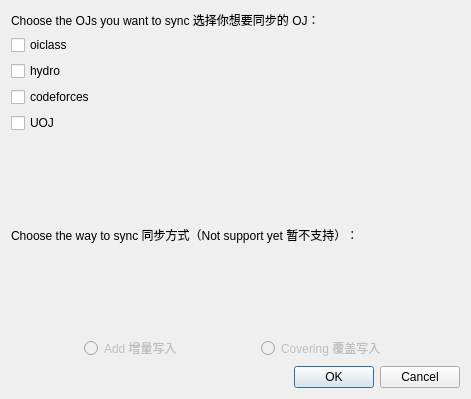
Above: ui/qtui/choose_oj_page.ui from Lixuannan/CodeLib-Local before the change. Below: the same form after it.
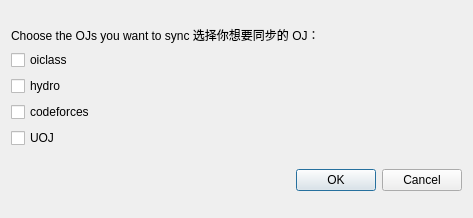
That is the form after the change.

```diff
--- a/ui/qtui/choose_oj_page.ui
+++ b/ui/qtui/choose_oj_page.ui
@@ -6,8 +6,8 @@
    <rect>
     <x>0</x>
     <y>0</y>
-    <width>471</width>
-    <height>399</height>
+    <width>473</width>
+    <height>218</height>
    </rect>
   </property>
   <property name="windowTitle">
@@ -61,62 +61,6 @@
        </item>
       </layout>
      </item>
-     <item>
-      <layout class="QVBoxLayout" name="verticalLayout_5">
-       <item>
-        <widget class="QLabel" name="label_2">
-         <property name="enabled">
-          <bool>true</bool>
-         </property>
-         <property name="sizePolicy">
-          <sizepolicy hsizetype="Fixed" vsizetype="Preferred">
-           <horstretch>0</horstretch>
-           <verstretch>0</verstretch>
-          </sizepolicy>
-         </property>
-         <property name="text">
-          <string>Choose the way to sync 同步方式（Not support yet 暂不支持）：</string>
-         </property>
-        </widget>
-       </item>
-       <item>
-        <layout class="QHBoxLayout" name="horizontalLayout">
-         <item>
-          <widget class="QRadioButton" name="radioButton_2">
-           <property name="enabled">
-            <bool>false</bool>
-           </property>
-           <property name="sizePolicy">
-            <sizepolicy hsizetype="Fixed" vsizetype="Fixed">
-             <horstretch>0</horstretch>
-             <verstretch>0</verstretch>
-            </sizepolicy>
-           </property>
-           <property name="text">
-            <string>Add 增量写入</string>
-           </property>
-          </widget>
-         </item>
-         <item>
-          <widget class="QRadioButton" name="radioButton">
-           <property name="enabled">
-            <bool>false</bool>
-           </property>
-           <property name="sizePolicy">
-            <sizepolicy hsizetype="Fixed" vsizetype="Fixed">
-             <horstretch>0</horstretch>
-             <verstretch>0</verstretch>
-            </sizepolicy>
-           </property>
-           <property name="text">
-            <string>Covering 覆盖写入</string>
-           </property>
-          </widget>
-         </item>
-        </layout>
-       </item>
-      </layout>
-     </item>
     </layout>
    </item>
    <item>
```
